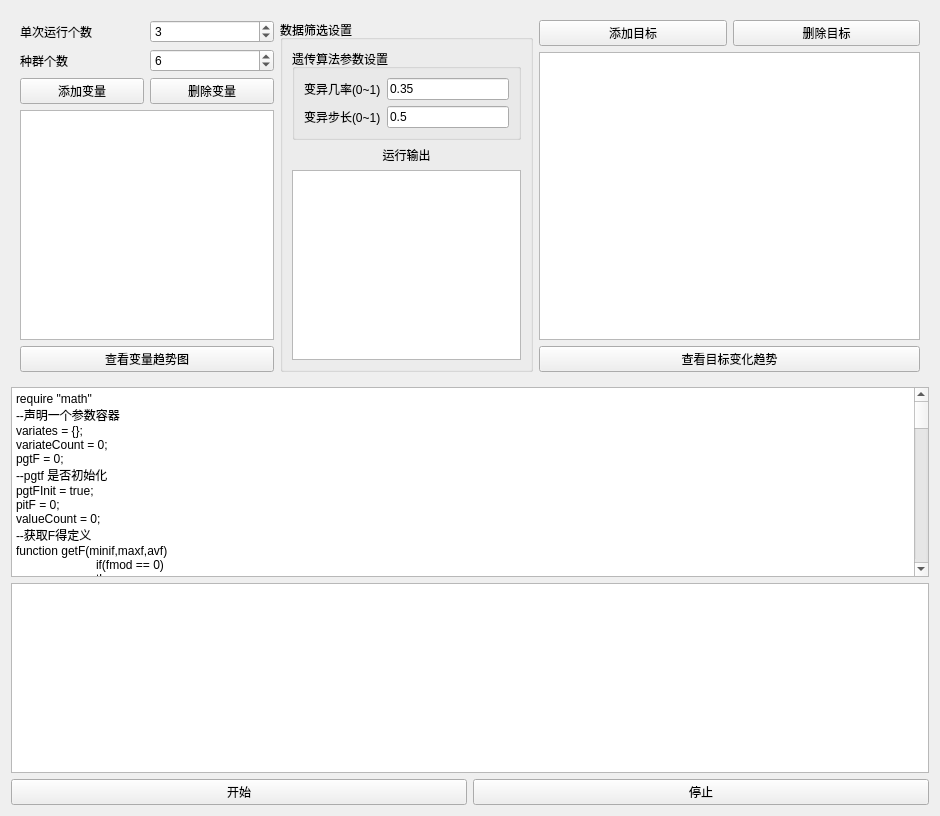
First picture: the form in src/SmartContorl/MultipleTargetGeneticAlgorithm.ui, repository BeQuiet1228/FreeCAD, before the edit.
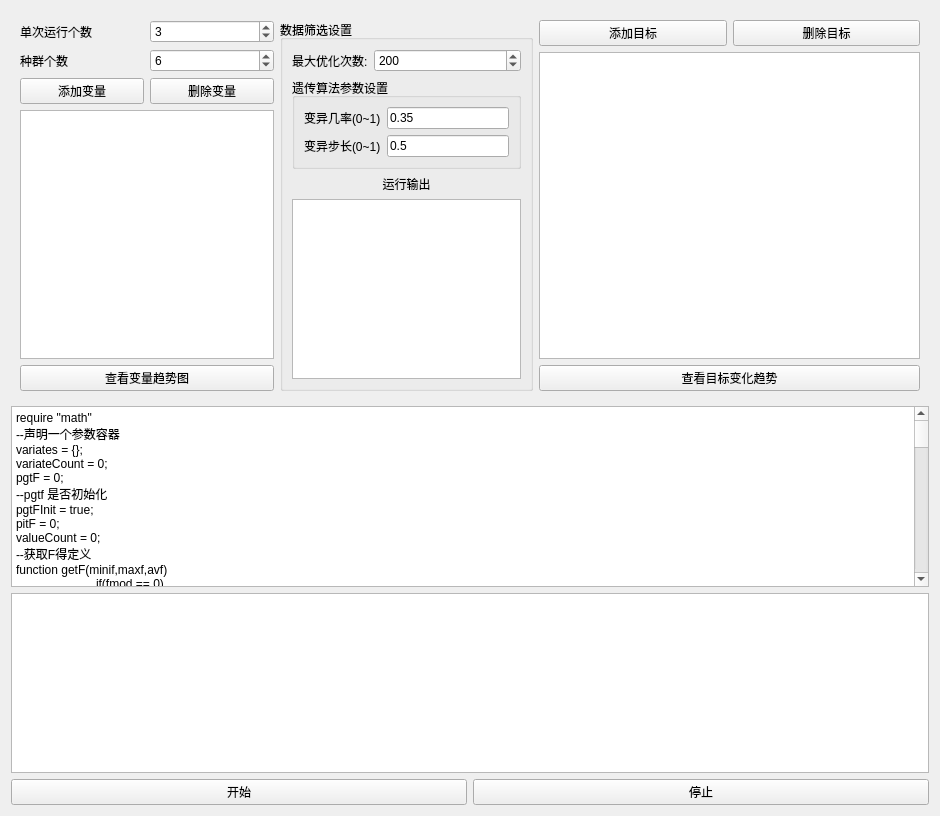
Second picture: the form after the edit. Custom widgets are drawn as their Qt base class.

Commit message: 解决批处理不能停止 解决最大优化次数失效的问题

The edit to the form file:
```diff
--- a/src/SmartContorl/MultipleTargetGeneticAlgorithm.ui
+++ b/src/SmartContorl/MultipleTargetGeneticAlgorithm.ui
@@ -105,6 +105,39 @@
            <string>数据筛选设置</string>
           </property>
           <layout class="QVBoxLayout" name="verticalLayout_3">
+           <item>
+            <layout class="QHBoxLayout" name="horizontalLayout_15">
+             <item>
+              <widget class="QLabel" name="label_16">
+               <property name="sizePolicy">
+                <sizepolicy hsizetype="Minimum" vsizetype="Preferred">
+                 <horstretch>0</horstretch>
+                 <verstretch>0</verstretch>
+                </sizepolicy>
+               </property>
+               <property name="text">
+                <string>最大优化次数:</string>
+               </property>
+              </widget>
+             </item>
+             <item>
+              <widget class="QSpinBox" name="spinBoxOptimizeCount">
+               <property name="sizePolicy">
+                <sizepolicy hsizetype="Expanding" vsizetype="Fixed">
+                 <horstretch>0</horstretch>
+                 <verstretch>0</verstretch>
+                </sizepolicy>
+               </property>
+               <property name="maximum">
+                <number>10000</number>
+               </property>
+               <property name="value">
+                <number>200</number>
+               </property>
+              </widget>
+             </item>
+            </layout>
+           </item>
            <item>
             <widget class="QGroupBox" name="groupBox_2">
              <property name="sizePolicy">
```
The commit also changes 5 other files.
